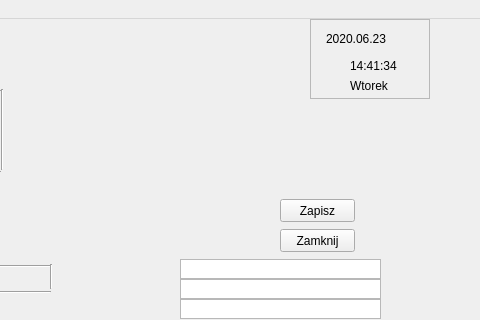
First picture: the form in Urzadzenia/urzadzenia.ui, repository Astropl/TestRamek, before the edit; both pictures show x 320 to 800 and y 0 to 320 of the 800 by 600 pixel window.
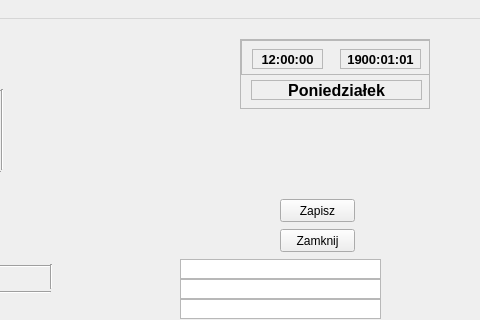
Second picture: the form after the edit.

The edit to the form file:
```diff
--- a/Urzadzenia/urzadzenia.ui
+++ b/Urzadzenia/urzadzenia.ui
@@ -290,49 +290,36 @@
    <widget class="QLabel" name="label_5">
     <property name="geometry">
      <rect>
-      <x>646</x>
-      <y>10</y>
-      <width>121</width>
+      <x>660</x>
+      <y>30</y>
+      <width>81</width>
       <height>20</height>
      </rect>
     </property>
-    <property name="text">
-     <string>2020.06.23</string>
+    <property name="font">
+     <font>
+      <pointsize>10</pointsize>
+      <weight>75</weight>
+      <bold>true</bold>
+     </font>
     </property>
-   </widget>
-   <widget class="QLabel" name="label_6">
-    <property name="geometry">
-     <rect>
-      <x>670</x>
-      <y>40</y>
-      <width>47</width>
-      <height>13</height>
-     </rect>
+    <property name="frameShape">
+     <enum>QFrame::StyledPanel</enum>
     </property>
     <property name="text">
-     <string>14:41:34</string>
+     <string>1900:01:01</string>
     </property>
-   </widget>
-   <widget class="QLabel" name="label_7">
-    <property name="geometry">
-     <rect>
-      <x>670</x>
-      <y>60</y>
-      <width>47</width>
-      <height>13</height>
-     </rect>
-    </property>
-    <property name="text">
-     <string>Wtorek</string>
+    <property name="alignment">
+     <set>Qt::AlignCenter</set>
     </property>
    </widget>
    <widget class="QScrollArea" name="scrollArea">
     <property name="geometry">
      <rect>
-      <x>630</x>
-      <y>0</y>
-      <width>120</width>
-      <height>80</height>
+      <x>560</x>
+      <y>20</y>
+      <width>190</width>
+      <height>70</height>
      </rect>
     </property>
     <property name="widgetResizable">
@@ -343,10 +330,90 @@
       <rect>
        <x>0</x>
        <y>0</y>
-       <width>118</width>
-       <height>78</height>
+       <width>188</width>
+       <height>68</height>
       </rect>
      </property>
+     <widget class="QLabel" name="labelDzien">
+      <property name="geometry">
+       <rect>
+        <x>10</x>
+        <y>40</y>
+        <width>171</width>
+        <height>20</height>
+       </rect>
+      </property>
+      <property name="font">
+       <font>
+        <pointsize>12</pointsize>
+        <weight>75</weight>
+        <bold>true</bold>
+       </font>
+      </property>
+      <property name="frameShape">
+       <enum>QFrame::StyledPanel</enum>
+      </property>
+      <property name="text">
+       <string>Poniedziałek</string>
+      </property>
+      <property name="alignment">
+       <set>Qt::AlignCenter</set>
+      </property>
+      <property name="wordWrap">
+       <bool>false</bool>
+      </property>
+     </widget>
+     <widget class="QScrollArea" name="scrollArea_2">
+      <property name="geometry">
+       <rect>
+        <x>0</x>
+        <y>0</y>
+        <width>190</width>
+        <height>35</height>
+       </rect>
+      </property>
+      <property name="widgetResizable">
+       <bool>true</bool>
+      </property>
+      <widget class="QWidget" name="scrollAreaWidgetContents_2">
+       <property name="geometry">
+        <rect>
+         <x>0</x>
+         <y>0</y>
+         <width>188</width>
+         <height>33</height>
+        </rect>
+       </property>
+       <widget class="QLabel" name="labelZegara">
+        <property name="geometry">
+         <rect>
+          <x>10</x>
+          <y>8</y>
+          <width>71</width>
+          <height>20</height>
+         </rect>
+        </property>
+        <property name="font">
+         <font>
+          <pointsize>10</pointsize>
+          <weight>75</weight>
+          <bold>true</bold>
+         </font>
+        </property>
+        <property name="frameShape">
+         <enum>QFrame::StyledPanel</enum>
+        </property>
+        <property name="text">
+         <string>12:00:00</string>
+        </property>
+        <property name="alignment">
+         <set>Qt::AlignCenter</set>
+        </property>
+       </widget>
+      </widget>
+     </widget>
+     <zorder>scrollArea_2</zorder>
+     <zorder>labelDzien</zorder>
     </widget>
    </widget>
    <zorder>scrollArea</zorder>
```
Left out of the diff: 8 changed lines with no effect on the pictures.
